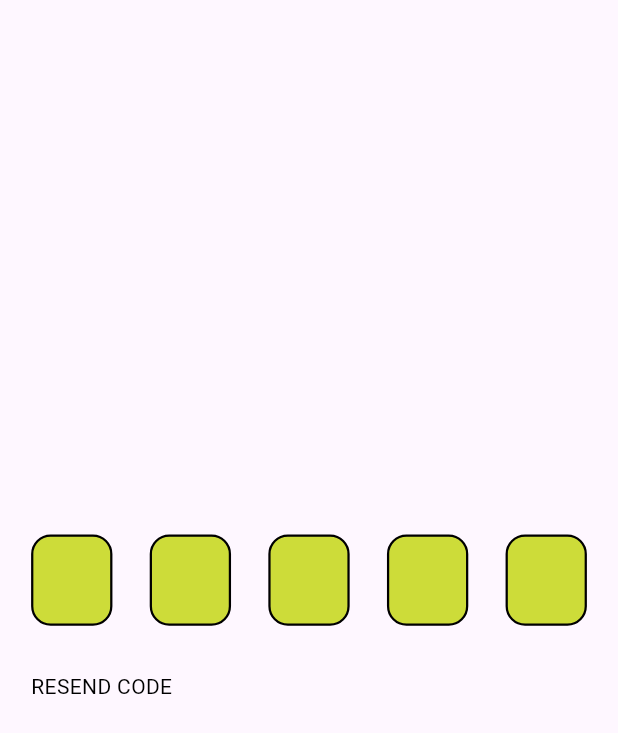
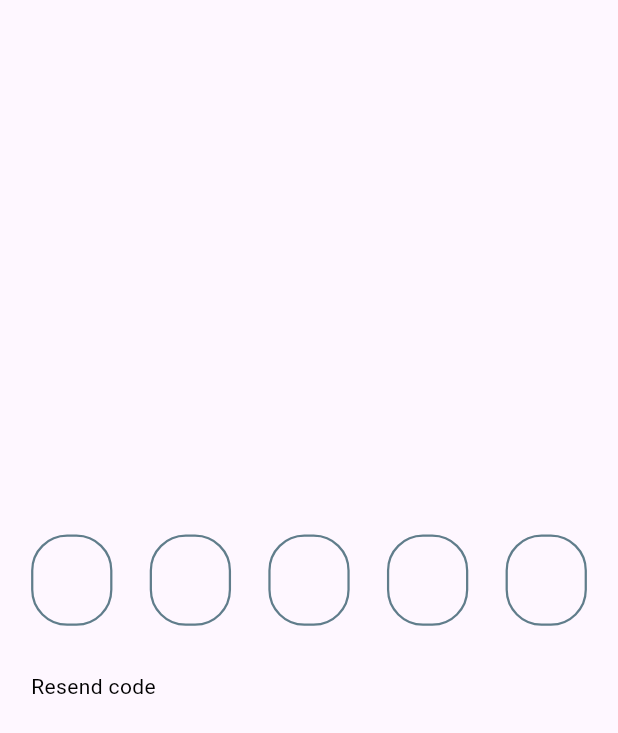
Before and after one commit to mibra-heem/otpify, a Flutter app: the screen it shows after launch, on a phone screen of 412 x 824 dp. Shown: the top 733 px of the screen. Run offline on Flutter 3.47's test engine with Material 3 defaults, Android fonts, the phone set to English and light mode, and no system bars.

Commit message:
Updated
fixed the resend button bug and
changed a property and added example.gif

```diff
--- a/example/lib/main.dart
+++ b/example/lib/main.dart
@@ -31,13 +31,14 @@ class Home extends StatelessWidget {
     return Scaffold(
       body: Otpify(
         fields: 5,
-        resendSecond: 30,
-        fieldColor: Colors.lime,
-        fieldTextColor: Colors.white,
-        cursorColor: Colors.black,
-        borderColor: Colors.black,
-        focusedBorderColor: Colors.deepOrange,
+        resendSecond: 10,
+        borderRadiusValue: 24,
+        fieldColor: Colors.transparent,
+        fieldTextColor: Colors.black,
+        borderColor: Colors.blueGrey,
+        focusedBorderColor: Colors.purple,
         resendAlignment: ResendAlignment.start,
+        resendText: "Resend code",
         onChanged: (value) {
           if (kDebugMode) {
             print("onChanged value : $value");
--- a/lib/src/otpify.dart
+++ b/lib/src/otpify.dart
@@ -1,4 +1,5 @@
 import 'dart:async';
+import 'package:flutter/foundation.dart';
 import 'package:flutter/material.dart';
 import 'package:flutter/services.dart';
 import 'dimensions.dart';
@@ -84,6 +85,9 @@ class Otpify extends StatefulWidget {
   /// Text displayed on the resend button.
   final String resendText;
 
+  /// Whether to show resend button.
+  final bool showResendButton;
+
   /// Spacing between OTP fields and resend button.
   final double? verticalSpacing;
 
@@ -120,13 +124,14 @@ class Otpify extends StatefulWidget {
     this.onResend,
     this.padding,
     this.resendAlignment = ResendAlignment.start,
-    this.resendColor = Colors.black,
-    this.resendEnableColor = Colors.grey,
+    this.resendColor = Colors.grey,
+    this.resendEnableColor = Colors.black,
     this.resendFontFamily,
     this.resendFontSize,
     this.resendFontWeight,
     this.resendSecond,
     this.resendText = "RESEND CODE",
+    this.showResendButton = true,
     this.verticalSpacing,
     this.width,
   });
@@ -139,6 +144,7 @@ class _OtpifyState extends State<Otpify> {
   final ValueNotifier<int> _counter = ValueNotifier<int>(0);
   Timer? _timer;
   bool _isResendEnabled = true;
+  bool _isFilled = false;
 
   @override
   void dispose() {
@@ -155,8 +161,12 @@ class _OtpifyState extends State<Otpify> {
 
   /// Starts the countdown timer for the resend button.
   void _startCountDown() {
+    if(kDebugMode) print("starting count down");
+
     _counter.value = widget.resendSecond ?? 30;
     _timer = Timer.periodic(const Duration(seconds: 1), (timer) {
+    if(kDebugMode) print("${_counter.value}");
+
       if (_counter.value > 0) {
         _counter.value -= 1;
       } else {
@@ -260,6 +270,10 @@ class _OtpifyState extends State<Otpify> {
                               .join();
                           // Triggering onCompleted Callback on all otp fields complete
                           widget.onCompleted?.call(otp);
+                          _isFilled = true;
+                        }else{
+                          _isFilled = false;
+
                         }
                       },
                     ),
@@ -269,33 +283,35 @@ class _OtpifyState extends State<Otpify> {
             }),
           ),
           // Resend Button
-          widget.isResendButtonEnable
-              ? GestureDetector(
+          widget.showResendButton
+              ? ValueListenableBuilder<int>(
+                valueListenable: _counter,
+                builder: (context, value, child) {
+                  _isResendEnabled = value == 0;
+                  return GestureDetector(
                     onTap: _isResendEnabled
                   ? () {
+                      if(_isFilled){
                         _startCountDown();
                         widget.onResend?.call();
                       }
+                    }
                   : null,
-                  child: ValueListenableBuilder<int>(
-                    valueListenable: _counter,
-                    builder: (context, value, child) {
-                      _isResendEnabled = value == 0;
-                      return Text(
+                    child: Text(
                       _isResendEnabled
                           ? widget.resendText
                           : "${widget.resendText} $value",
                       style: TextStyle(
                         color: _isResendEnabled
-                              ? widget.resendColor
-                              : widget.resendEnableColor,
+                            ? widget.resendEnableColor
+                            : widget.resendColor,
                         fontSize: widget.resendFontSize ?? 14,
                         fontWeight: widget.resendFontWeight,
                         fontFamily: widget.resendFontFamily,
                       ),
+                    ),
                   );
                 },
-                  ),
               )
               : SizedBox(),
         ],
--- a/pubspec.yaml
+++ b/pubspec.yaml
@@ -1,6 +1,6 @@
 name: otpify
 description: Otpify is a customizable OTP input field widget for Flutter, adapts to different mobile screen sizes. It includes a resend code timer button for added convenience.
-version: 0.1.1
+version: 0.1.2
 homepage: https://github.com/mibra-heem/otpify
 
 environment:
```
Also changed, not shown: example/lib/example.gif (added), 3 other files. Lines whose indentation alone changed are shown as unchanged.
